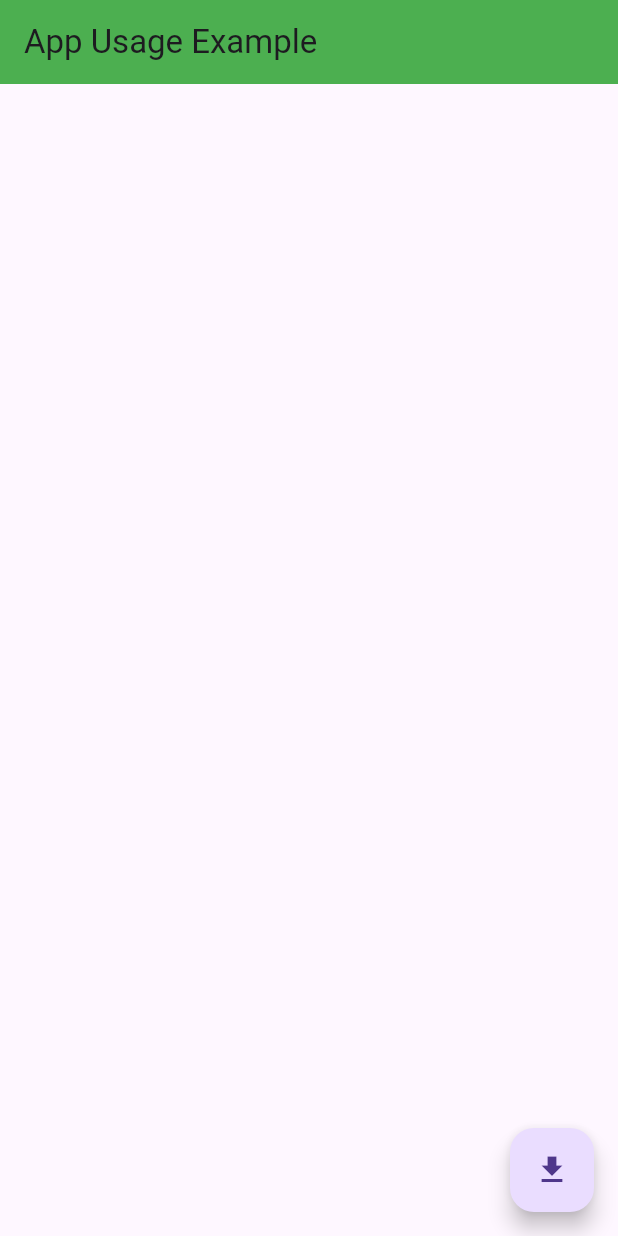
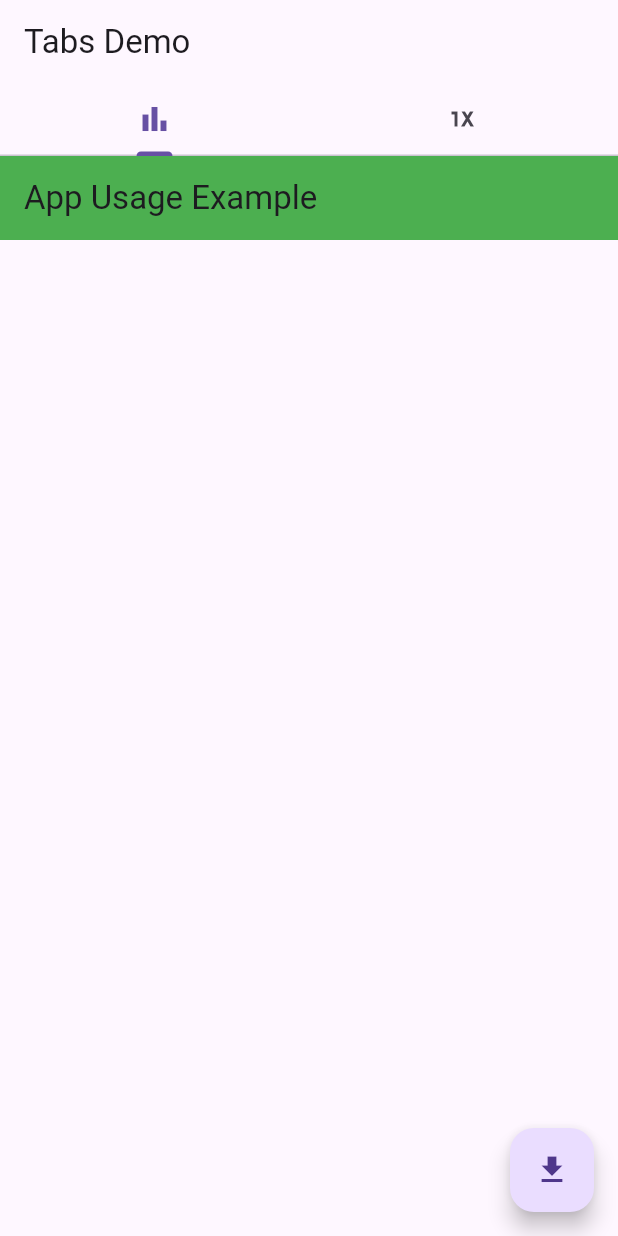
Before and after one commit to SlimeMan10/coughacks2025, a Flutter app: the screen it shows after launch, after a tap on the "file download" icon, on a phone screen of 412 x 824 dp. Run offline on Flutter 3.47's test engine with Material 3 defaults, Android fonts, the phone set to English and light mode, and no system bars; missing offline and left inert: app_usage.

Commit message:
changed file structure and added tabs system
made it much easier to work without merge conflicts, and organized project.

```diff
--- /dev/null
+++ b/app/lib/AppUsage.dart
@@ -0,0 +1,79 @@
+import 'package:flutter/material.dart';
+import 'package:app_usage/app_usage.dart';
+
+class AppUsageApp extends StatefulWidget {
+  @override
+  AppUsageAppState createState() => AppUsageAppState();
+}
+
+class AppUsageAppState extends State<AppUsageApp> {
+  List<AppUsageInfo> _infos = [];
+
+  @override
+  void initState() {
+    super.initState();
+  }
+
+  void getUsageStats() async {
+    try {
+      DateTime endDate = DateTime.now();
+      DateTime startDate = endDate.subtract(Duration(hours: 1));
+      List<AppUsageInfo> infoList =
+          await AppUsage().getAppUsage(startDate, endDate);
+      setState(() => _infos = infoList);
+    } catch (exception) {
+      print(exception);
+    }
+  }
+
+void printAppUsageInfo(AppUsageInfo info) {
+  final appName = info.appName;
+  final packageName = info.packageName;
+  final startTime = info.startDate;
+  final endTime = info.endDate;
+  final duration = info.usage;
+
+  print('📱 App Usage Info');
+  print('--------------------');
+  print('App Name     : $appName');
+  print('Package Name : $packageName');
+  print('Start Time   : ${startTime.toLocal()}');
+  print('End Time     : ${endTime.toLocal()}');
+  print('Duration     : ${_formatDuration(duration)}');
+  print('--------------------\n');
+}
+
+String _formatDuration(Duration duration) {
+  String twoDigits(int n) => n.toString().padLeft(2, '0');
+  final hours = twoDigits(duration.inHours);
+  final minutes = twoDigits(duration.inMinutes.remainder(60));
+  final seconds = twoDigits(duration.inSeconds.remainder(60));
+  return '$hours:$minutes:$seconds';
+}
+
+
+  @override
+  Widget build(BuildContext context) {
+    return MaterialApp(
+      home: Scaffold(
+        appBar: AppBar(
+          title: const Text('App Usage Example'),
+          backgroundColor: Colors.green,
+        ),
+        body: ListView.builder(
+            itemCount: _infos.length,
+            itemBuilder: (context, index) {
+              return ListTile(
+                  title: Text(_infos[index].appName),
+                  subtitle: Text(_infos[index].usage.toString()),
+                  trailing: ElevatedButton(
+                    onPressed: () => printAppUsageInfo(_infos[index]),
+                    child: Text("Print"),
+                  ),);
+            }),
+        floatingActionButton: FloatingActionButton(
+            onPressed: getUsageStats, child: Icon(Icons.file_download)),
+      ),
+    );
+  }
+}
--- a/app/lib/main.dart
+++ b/app/lib/main.dart
@@ -1,81 +1,4 @@
 import 'package:flutter/material.dart';
-import 'package:app_usage/app_usage.dart';
+import 'tabs.dart';
 
-void main() => runApp(AppUsageApp());
-
-class AppUsageApp extends StatefulWidget {
-  @override
-  AppUsageAppState createState() => AppUsageAppState();
-}
-
-class AppUsageAppState extends State<AppUsageApp> {
-  List<AppUsageInfo> _infos = [];
-
-  @override
-  void initState() {
-    super.initState();
-  }
-
-  void getUsageStats() async {
-    try {
-      DateTime endDate = DateTime.now();
-      DateTime startDate = endDate.subtract(Duration(hours: 1));
-      List<AppUsageInfo> infoList =
-          await AppUsage().getAppUsage(startDate, endDate);
-      setState(() => _infos = infoList);
-    } catch (exception) {
-      print(exception);
-    }
-  }
-
-void printAppUsageInfo(AppUsageInfo info) {
-  final appName = info.appName;
-  final packageName = info.packageName;
-  final startTime = info.startDate;
-  final endTime = info.endDate;
-  final duration = info.usage;
-
-  print('📱 App Usage Info');
-  print('--------------------');
-  print('App Name     : $appName');
-  print('Package Name : $packageName');
-  print('Start Time   : ${startTime.toLocal()}');
-  print('End Time     : ${endTime.toLocal()}');
-  print('Duration     : ${_formatDuration(duration)}');
-  print('--------------------\n');
-}
-
-String _formatDuration(Duration duration) {
-  String twoDigits(int n) => n.toString().padLeft(2, '0');
-  final hours = twoDigits(duration.inHours);
-  final minutes = twoDigits(duration.inMinutes.remainder(60));
-  final seconds = twoDigits(duration.inSeconds.remainder(60));
-  return '$hours:$minutes:$seconds';
-}
-
-
-  @override
-  Widget build(BuildContext context) {
-    return MaterialApp(
-      home: Scaffold(
-        appBar: AppBar(
-          title: const Text('App Usage Example'),
-          backgroundColor: Colors.green,
-        ),
-        body: ListView.builder(
-            itemCount: _infos.length,
-            itemBuilder: (context, index) {
-              return ListTile(
-                  title: Text(_infos[index].appName),
-                  subtitle: Text(_infos[index].usage.toString()),
-                  trailing: ElevatedButton(
-                    onPressed: () => printAppUsageInfo(_infos[index]),
-                    child: Text("Print"),
-                  ),);
-            }),
-        floatingActionButton: FloatingActionButton(
-            onPressed: getUsageStats, child: Icon(Icons.file_download)),
-      ),
-    );
-  }
-}
+void main() => runApp(Tabs());
--- /dev/null
+++ b/app/lib/tabs.dart
@@ -0,0 +1,32 @@
+import 'package:flutter/material.dart';
+import 'AppUsage.dart';
+
+class Tabs extends StatelessWidget {
+  const Tabs({super.key});
+
+  @override
+  Widget build(BuildContext context) {
+    return MaterialApp(
+      home: DefaultTabController(
+        length: 2,
+        child: Scaffold(
+          appBar: AppBar(
+            bottom: const TabBar(
+              tabs: [
+                Tab(icon: Icon(Icons.bar_chart)),
+                Tab(icon: Icon(Icons.one_x_mobiledata)),
+              ],
+            ),
+            title: const Text('Tabs Demo'),
+          ),
+          body: const TabBarView(
+            children: [
+              AppUsageApp(), // ✅ Just call the constructor
+              Center(child: Icon(Icons.directions_transit)),
+            ],
+          ),
+        ),
+      ),
+    );
+  }
+}
```
